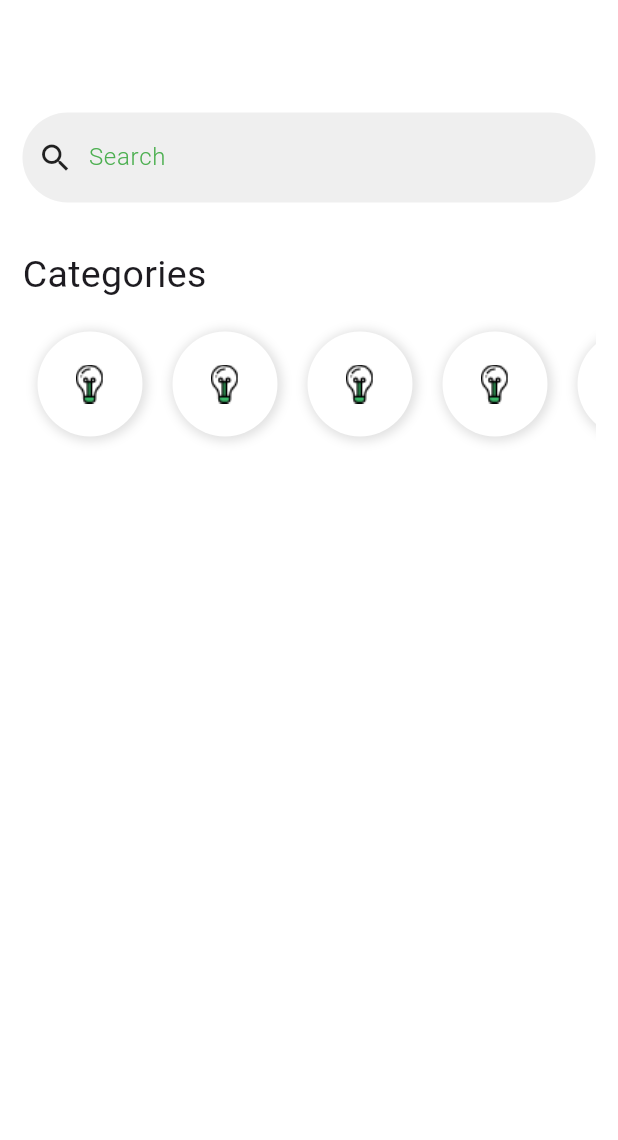
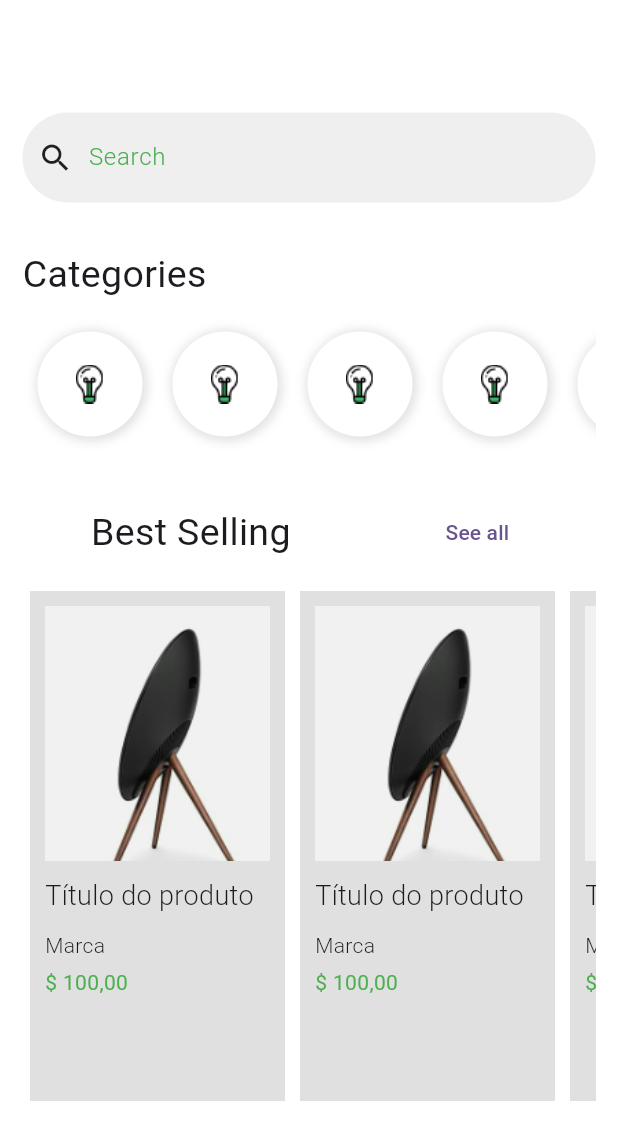
Before and after one commit to Danihmn/App_Flutter_Shopping, a Flutter app: the screen it shows after launch, after a tap on "Sign In", on a phone screen of 412 x 824 dp. Shown: the top 1140 px of the screen. Run offline on Flutter 3.47's test engine with Material 3 defaults, Android fonts, the phone set to English and light mode, and no system bars.

Commit message:
Cria página de especificção do produto

```diff
--- a/lib/pages/home_page.dart
+++ b/lib/pages/home_page.dart
@@ -1,3 +1,4 @@
+import 'package:app_flutter_shopping/pages/product_page.dart';
 import 'package:flutter/material.dart';
 
 class HomePage extends StatelessWidget {
@@ -19,6 +20,16 @@ class HomePage extends StatelessWidget {
             Text("Categories", style: TextStyle(fontSize: 25)),
             SizedBox(height: 10),
             SizedBox(height: 90, child: categoryList()),
+            SizedBox(height: 30),
+            Row(
+              mainAxisAlignment: MainAxisAlignment.spaceAround,
+              children: [
+                Text("Best Selling", style: TextStyle(fontSize: 25)),
+                TextButton(onPressed: () {}, child: Text("See all")),
+              ],
+            ),
+            SizedBox(height: 10),
+            SizedBox(height: 350, child: productList(context)),
           ],
         ),
       ),
@@ -97,3 +108,63 @@ Widget categoryItem() {
     child: Image.asset("assets/Icon_Devices.png"),
   );
 }
+
+Widget productList(BuildContext context) {
+  return SizedBox(
+    height: 90,
+    child: ListView(
+      scrollDirection: Axis.horizontal,
+      physics: BouncingScrollPhysics(),
+      children: [
+        productItem(context),
+        productItem(context),
+        productItem(context),
+        productItem(context),
+        productItem(context),
+        productItem(context),
+        productItem(context),
+        productItem(context),
+      ],
+    ),
+  );
+}
+
+Widget productItem(BuildContext context) {
+  return Container(
+    padding: EdgeInsets.all(10),
+    margin: EdgeInsets.all(5),
+    width: 170,
+    color: Colors.black12,
+    child: Column(
+      crossAxisAlignment: CrossAxisAlignment.start,
+      children: [
+        GestureDetector(
+          onTap: () {
+            Navigator.push(
+              context,
+              MaterialPageRoute(builder: (context) => ProductPage()),
+            );
+          },
+          child: Image.asset(
+            "assets/product-1.png",
+            width: 170,
+            height: 170,
+            fit: BoxFit.cover,
+          ),
+        ),
+        SizedBox(height: 10),
+        Text(
+          "Título do produto",
+          style: TextStyle(fontSize: 18, fontWeight: FontWeight.w300),
+        ),
+        SizedBox(height: 10),
+        Text(
+          "Marca",
+          style: TextStyle(fontSize: 14, fontWeight: FontWeight.w300),
+        ),
+        SizedBox(height: 5),
+        Text("\$ 100,00", style: TextStyle(color: Colors.green)),
+      ],
+    ),
+  );
+}
```
Also changed, not shown: lib/pages/product_page.dart (added, +55 -0 lines).
